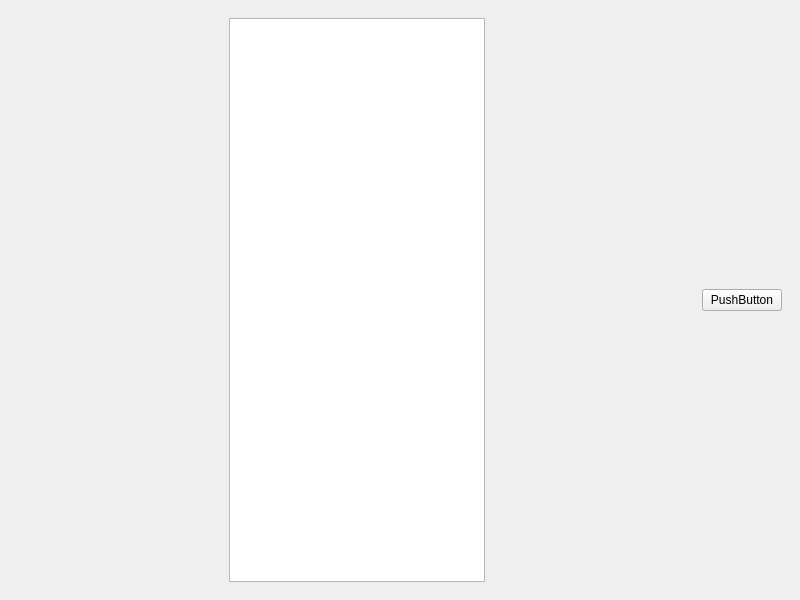
Above: game.ui from TithSambath/Game-XO before the change. Below: the same form after it.
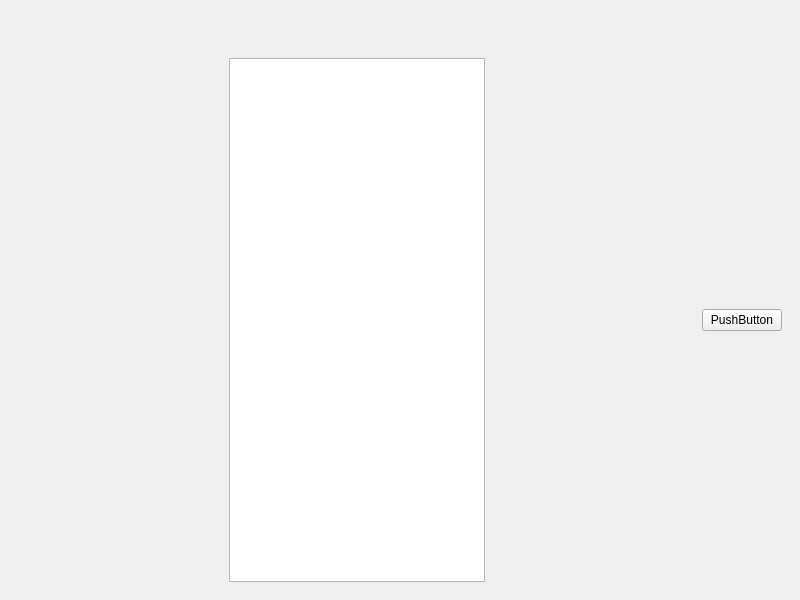
That is the form after the change. The open tabs and pages were chosen to show the change. Icons and pictures are not drawn.

```diff
--- a/game.ui
+++ b/game.ui
@@ -278,6 +278,22 @@
           </property>
          </spacer>
         </item>
+        <item row="0" column="1">
+         <spacer name="verticalSpacer_4">
+          <property name="orientation">
+           <enum>Qt::Vertical</enum>
+          </property>
+          <property name="sizeType">
+           <enum>QSizePolicy::Minimum</enum>
+          </property>
+          <property name="sizeHint" stdset="0">
+           <size>
+            <width>20</width>
+            <height>40</height>
+           </size>
+          </property>
+         </spacer>
+        </item>
        </layout>
       </widget>
       <widget class="QWidget" name="page_4">
```
